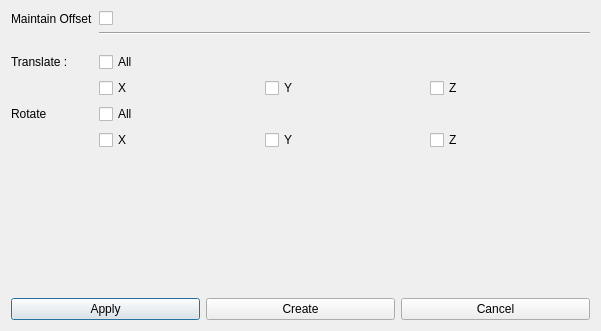
Qt form forms/DlgMatrixConstraint.ui (ThomasEscalle/WombatAutoRig) before a commit.
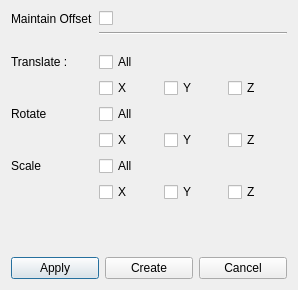
The same form after that commit.

Commit message: Implemented the scale in the matrix constraint dialog

```diff
--- a/forms/DlgMatrixConstraint.ui
+++ b/forms/DlgMatrixConstraint.ui
@@ -6,8 +6,8 @@
    <rect>
     <x>0</x>
     <y>0</y>
-    <width>601</width>
-    <height>331</height>
+    <width>298</width>
+    <height>290</height>
    </rect>
   </property>
   <property name="windowTitle">
@@ -136,6 +136,52 @@
        </item>
       </layout>
      </item>
+     <item row="6" column="0">
+      <widget class="QLabel" name="label_7">
+       <property name="text">
+        <string>Scale</string>
+       </property>
+      </widget>
+     </item>
+     <item row="6" column="1">
+      <widget class="QCheckBox" name="cb_scale_all">
+       <property name="text">
+        <string>All</string>
+       </property>
+      </widget>
+     </item>
+     <item row="7" column="1">
+      <layout class="QHBoxLayout" name="horizontalLayout_4">
+       <item>
+        <widget class="QCheckBox" name="cb_scale_X">
+         <property name="text">
+          <string>X</string>
+         </property>
+        </widget>
+       </item>
+       <item>
+        <widget class="QCheckBox" name="cb_scale_Y">
+         <property name="text">
+          <string>Y</string>
+         </property>
+        </widget>
+       </item>
+       <item>
+        <widget class="QCheckBox" name="cb_scale_Z">
+         <property name="text">
+          <string>Z</string>
+         </property>
+        </widget>
+       </item>
+      </layout>
+     </item>
+     <item row="7" column="0">
+      <widget class="QLabel" name="label_8">
+       <property name="text">
+        <string/>
+       </property>
+      </widget>
+     </item>
     </layout>
    </item>
    <item>
```
Left out of the diff: 20 changed lines with no effect on the pictures. The commit also changes 2 other files.
